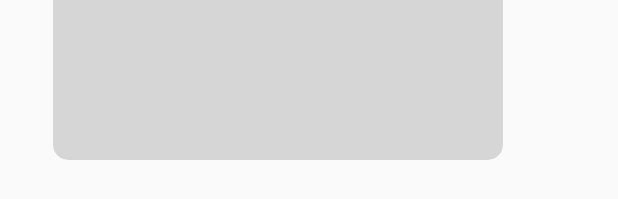
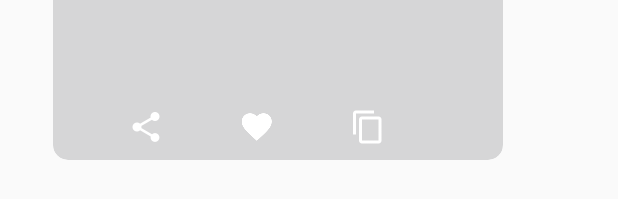
Before and after one commit to Musab36/QuoteHub, an Android app: the layout fragment_quote_detail.xml on its own in the app's theme, with its tools: preview values and no code run, on a phone screen of 412 x 824 dp. Shown: the part 365-564 px from the top of the screen. Run offline under Robolectric (Android 15) with nearby library versions, the phone set to English and light mode, and no system bars; Roboto replaces fonts that are not available here.

Commit message:
Added some icons

```diff
--- a/app/src/main/java/com/salajim/musab/quotehub/ui/QuoteDetailFragment.java
+++ b/app/src/main/java/com/salajim/musab/quotehub/ui/QuoteDetailFragment.java
@@ -48,7 +48,7 @@ public class QuoteDetailFragment extends Fragment {
         mQuoteText.setText(mQuote.getQuote());
         mAuthorTextView.setText(mQuote.getAuthor());
 
-        Typeface font = Typeface.createFromAsset(getActivity().getAssets(), "fonts/Searns.ttf");
+        Typeface font = Typeface.createFromAsset(getActivity().getAssets(), "fonts/Chunkfive.otf");
         mAuthorTextView.setTypeface(font);
         mQuoteText.setTypeface(font);
 
--- a/app/src/main/res/layout/fragment_quote_detail.xml
+++ b/app/src/main/res/layout/fragment_quote_detail.xml
@@ -47,6 +47,35 @@
                 android:textSize="20sp"
                 android:layout_marginRight="15dp"/>
 
+            <ImageView
+                android:layout_width="wrap_content"
+                android:layout_height="wrap_content"
+                android:src="@drawable/ic_share_white_24dp"
+                android:layout_alignParentBottom="true"
+                android:layout_marginLeft="50dp"
+                android:id="@+id/shareQuote"
+                android:layout_marginBottom="10dp"/>
+
+            <ImageView
+                android:layout_width="wrap_content"
+                android:layout_height="wrap_content"
+                android:src="@drawable/ic_favorite_white_24dp"
+                android:layout_toRightOf="@+id/shareQuote"
+                android:layout_alignParentBottom="true"
+                android:layout_marginLeft="50dp"
+                android:id="@+id/heartQuote"
+                android:layout_marginBottom="10dp"/>
+
+            <ImageView
+                android:layout_width="wrap_content"
+                android:layout_height="wrap_content"
+                android:src="@drawable/ic_content_copy_white_24dp"
+                android:layout_toRightOf="@+id/heartQuote"
+                android:layout_alignParentBottom="true"
+                android:layout_marginLeft="50dp"
+                android:id="@+id/copyQuote"
+                android:layout_marginBottom="10dp"/>
+
         </RelativeLayout>
 
     </android.support.v7.widget.CardView>
```
Also changed, not shown: app/src/main/assets/fonts/Chunkfive.otf (added), app/src/main/assets/fonts/Vt.ttf (added), app/src/main/res/drawable-hdpi/ic_content_copy_white_24dp.png (added), app/src/main/res/drawable-hdpi/ic_share_white_24dp.png (added), app/src/main/res/drawable-ldrtl-hdpi/ic_content_copy_white_24dp.png (added), app/src/main/res/drawable-ldrtl-mdpi/ic_content_copy_white_24dp.png (added), app/src/main/res/drawable-ldrtl-xhdpi/ic_content_copy_white_24dp.png (added), app/src/main/res/drawable-ldrtl-xxhdpi/ic_content_copy_white_24dp.png (added), app/src/main/res/drawable-ldrtl-xxxhdpi/ic_content_copy_white_24dp.png (added), app/src/main/res/drawable-mdpi/ic_content_copy_white_24dp.png (added), app/src/main/res/drawable-mdpi/ic_share_white_24dp.png (added), app/src/main/res/drawable-xhdpi/ic_content_copy_white_24dp.png (added), app/src/main/res/drawable-xhdpi/ic_share_white_24dp.png (added), app/src/main/res/drawable-xxhdpi/ic_content_copy_white_24dp.png (added), 3 more files.
